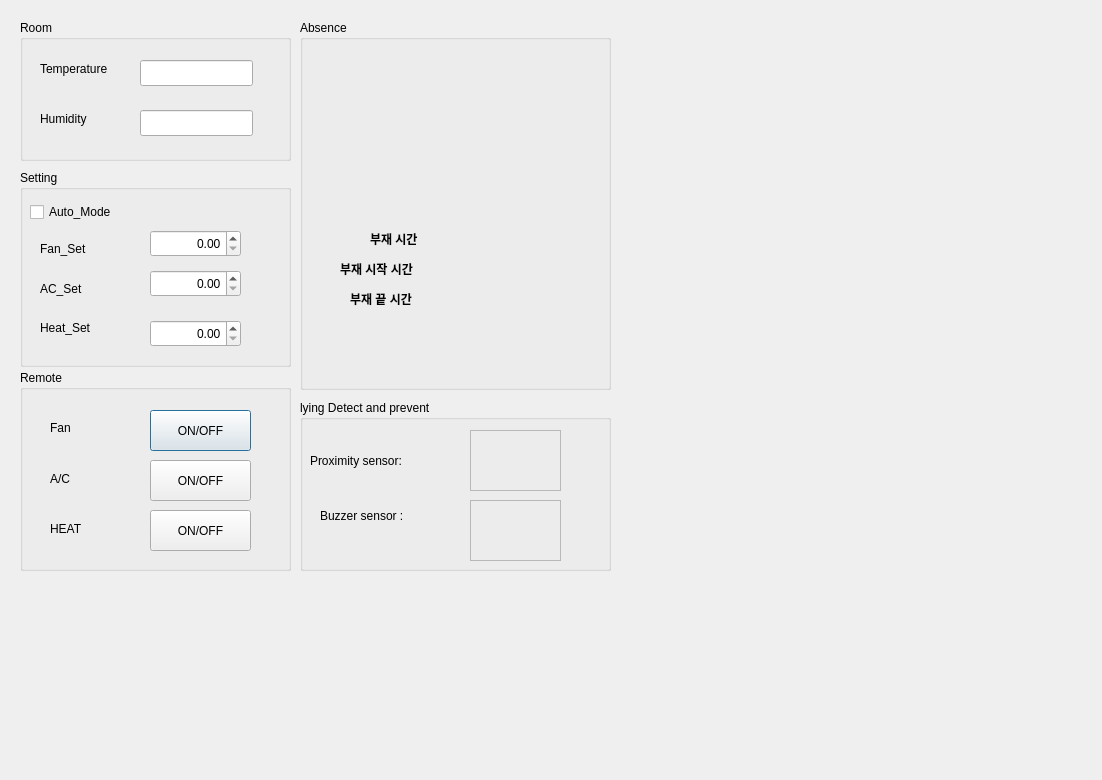
The window that src/GUI/study_env.ui (addinedu-ros-10th/iot-repo-2) describes before a commit, drawn with Qt 5.
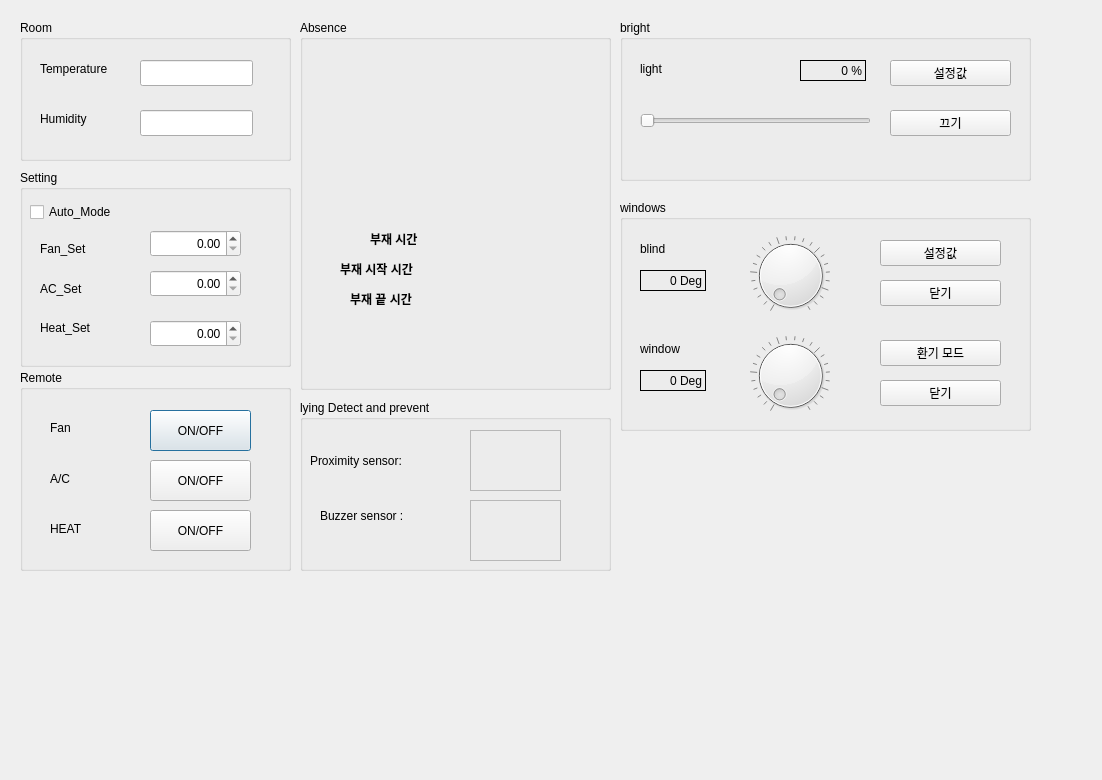
The same window after the commit.

Commit message: bright & window integrated

```diff
--- a/src/GUI/study_env.ui
+++ b/src/GUI/study_env.ui
@@ -460,6 +460,266 @@
     </property>
    </widget>
   </widget>
+  <widget class="QGroupBox" name="groupBright">
+   <property name="geometry">
+    <rect>
+     <x>620</x>
+     <y>20</y>
+     <width>411</width>
+     <height>161</height>
+    </rect>
+   </property>
+   <property name="title">
+    <string>bright</string>
+   </property>
+   <widget class="QLabel" name="labelBright">
+    <property name="geometry">
+     <rect>
+      <x>20</x>
+      <y>40</y>
+      <width>66</width>
+      <height>18</height>
+     </rect>
+    </property>
+    <property name="text">
+     <string>light</string>
+    </property>
+   </widget>
+   <widget class="QLabel" name="labelBrightPct">
+    <property name="geometry">
+     <rect>
+      <x>180</x>
+      <y>40</y>
+      <width>66</width>
+      <height>21</height>
+     </rect>
+    </property>
+    <property name="frameShape">
+     <enum>QFrame::Panel</enum>
+    </property>
+    <property name="text">
+     <string>0 %</string>
+    </property>
+    <property name="alignment">
+     <set>Qt::AlignRight|Qt::AlignTrailing|Qt::AlignVCenter</set>
+    </property>
+   </widget>
+   <widget class="QSlider" name="brightSlider">
+    <property name="geometry">
+     <rect>
+      <x>20</x>
+      <y>80</y>
+      <width>231</width>
+      <height>41</height>
+     </rect>
+    </property>
+    <property name="maximum">
+     <number>100</number>
+    </property>
+    <property name="orientation">
+     <enum>Qt::Horizontal</enum>
+    </property>
+   </widget>
+   <widget class="QPushButton" name="brightSetSavedBtn">
+    <property name="geometry">
+     <rect>
+      <x>270</x>
+      <y>40</y>
+      <width>121</width>
+      <height>26</height>
+     </rect>
+    </property>
+    <property name="text">
+     <string>설정값</string>
+    </property>
+   </widget>
+   <widget class="QPushButton" name="brightOffBtn">
+    <property name="geometry">
+     <rect>
+      <x>270</x>
+      <y>90</y>
+      <width>121</width>
+      <height>26</height>
+     </rect>
+    </property>
+    <property name="text">
+     <string>끄기</string>
+    </property>
+   </widget>
+  </widget>
+  <widget class="QGroupBox" name="groupWindow">
+   <property name="geometry">
+    <rect>
+     <x>620</x>
+     <y>200</y>
+     <width>411</width>
+     <height>231</height>
+    </rect>
+   </property>
+   <property name="title">
+    <string>windows</string>
+   </property>
+   <widget class="QLabel" name="labelBlind">
+    <property name="geometry">
+     <rect>
+      <x>20</x>
+      <y>40</y>
+      <width>66</width>
+      <height>18</height>
+     </rect>
+    </property>
+    <property name="text">
+     <string>blind</string>
+    </property>
+   </widget>
+   <widget class="QLabel" name="labelBlindDeg">
+    <property name="geometry">
+     <rect>
+      <x>20</x>
+      <y>70</y>
+      <width>66</width>
+      <height>21</height>
+     </rect>
+    </property>
+    <property name="frameShape">
+     <enum>QFrame::Panel</enum>
+    </property>
+    <property name="text">
+     <string>0 Deg</string>
+    </property>
+    <property name="alignment">
+     <set>Qt::AlignRight|Qt::AlignTrailing|Qt::AlignVCenter</set>
+    </property>
+   </widget>
+   <widget class="QLabel" name="labelWindow">
+    <property name="geometry">
+     <rect>
+      <x>20</x>
+      <y>140</y>
+      <width>66</width>
+      <height>18</height>
+     </rect>
+    </property>
+    <property name="text">
+     <string>window</string>
+    </property>
+   </widget>
+   <widget class="QLabel" name="labelWindowDeg">
+    <property name="geometry">
+     <rect>
+      <x>20</x>
+      <y>170</y>
+      <width>66</width>
+      <height>21</height>
+     </rect>
+    </property>
+    <property name="frameShape">
+     <enum>QFrame::Panel</enum>
+    </property>
+    <property name="text">
+     <string>0 Deg</string>
+    </property>
+    <property name="alignment">
+     <set>Qt::AlignRight|Qt::AlignTrailing|Qt::AlignVCenter</set>
+    </property>
+   </widget>
+   <widget class="QDial" name="blindDial">
+    <property name="geometry">
+     <rect>
+      <x>130</x>
+      <y>30</y>
+      <width>81</width>
+      <height>91</height>
+     </rect>
+    </property>
+    <property name="contextMenuPolicy">
+     <enum>Qt::DefaultContextMenu</enum>
+    </property>
+    <property name="minimum">
+     <number>0</number>
+    </property>
+    <property name="maximum">
+     <number>90</number>
+    </property>
+    <property name="value">
+     <number>0</number>
+    </property>
+    <property name="sliderPosition">
+     <number>0</number>
+    </property>
+    <property name="notchesVisible">
+     <bool>true</bool>
+    </property>
+   </widget>
+   <widget class="QDial" name="windowDial">
+    <property name="geometry">
+     <rect>
+      <x>130</x>
+      <y>130</y>
+      <width>81</width>
+      <height>91</height>
+     </rect>
+    </property>
+    <property name="maximum">
+     <number>90</number>
+    </property>
+    <property name="notchesVisible">
+     <bool>true</bool>
+    </property>
+   </widget>
+   <widget class="QPushButton" name="blindSetSavedBtn">
+    <property name="geometry">
+     <rect>
+      <x>260</x>
+      <y>40</y>
+      <width>121</width>
+      <height>26</height>
+     </rect>
+    </property>
+    <property name="text">
+     <string>설정값</string>
+    </property>
+   </widget>
+   <widget class="QPushButton" name="windowConditioningModeBtn">
+    <property name="geometry">
+     <rect>
+      <x>260</x>
+      <y>140</y>
+      <width>121</width>
+      <height>26</height>
+     </rect>
+    </property>
+    <property name="text">
+     <string>환기 모드</string>
+    </property>
+   </widget>
+   <widget class="QPushButton" name="blindOffBtn">
+    <property name="geometry">
+     <rect>
+      <x>260</x>
+      <y>80</y>
+      <width>121</width>
+      <height>26</height>
+     </rect>
+    </property>
+    <property name="text">
+     <string>닫기</string>
+    </property>
+   </widget>
+   <widget class="QPushButton" name="windowCloseBtn">
+    <property name="geometry">
+     <rect>
+      <x>260</x>
+      <y>180</y>
+      <width>121</width>
+      <height>26</height>
+     </rect>
+    </property>
+    <property name="text">
+     <string>닫기</string>
+    </property>
+   </widget>
+  </widget>
  </widget>
  <resources/>
  <connections/>
```
The commit also changes 2 other files.
